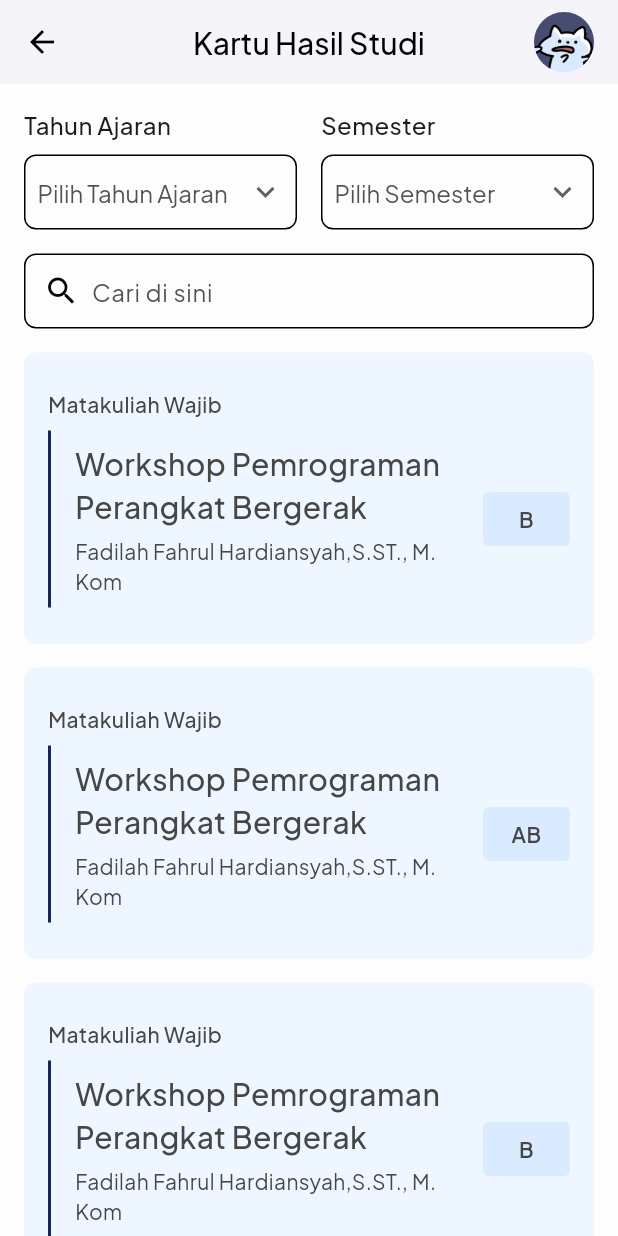
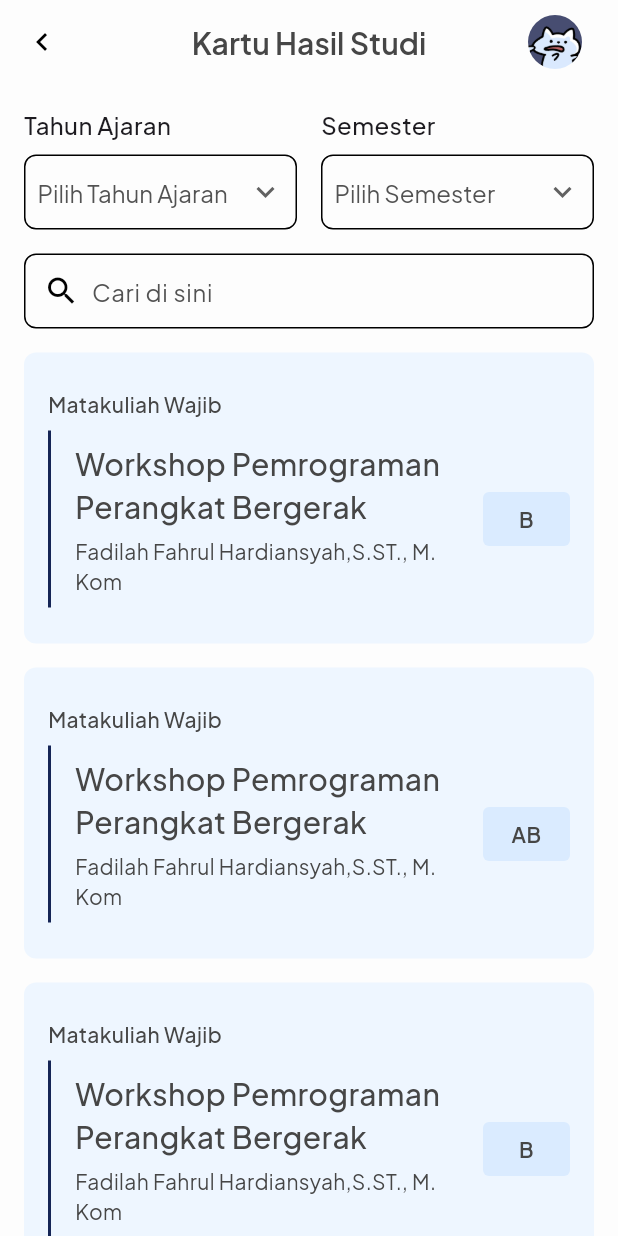
Before and after one commit to TriviumAkademika/siakad_trivium_mobile, a Flutter app: the Nilai screen opened directly, on a phone screen of 412 x 824 dp. Run offline on Flutter 3.47's test engine with Material 3 defaults, Android fonts, the phone set to English and light mode, and no system bars; our stand-ins replace google_fonts.

Commit message:
update: bold font and upsize padding right

```diff
--- a/lib/main.dart
+++ b/lib/main.dart
@@ -17,7 +17,7 @@ class MainApp extends StatelessWidget {
   Widget build(BuildContext context) {
     return const MaterialApp(
       debugShowCheckedModeBanner: false,
-      home: Jadwal(), // Ganti HomePage jadi FrsScreen
+      home: NewsDetailPage(), // Ganti HomePage jadi FrsScreen
     );
   }
 }
--- a/lib/views/widgets/custom_navbar.dart
+++ b/lib/views/widgets/custom_navbar.dart
@@ -1,6 +1,7 @@
 import 'package:flutter/material.dart';
 import 'package:google_fonts/google_fonts.dart';
 import 'package:siakad_trivium/style.dart';
+import 'package:siakad_trivium/views/profile/profile.dart';
 
 class CustomNavbar extends StatelessWidget implements PreferredSizeWidget {
   final String title;
@@ -13,41 +14,44 @@ class CustomNavbar extends StatelessWidget implements PreferredSizeWidget {
   @override
   Widget build(BuildContext context) {
     return AppBar(
+      backgroundColor: bgColor,
+      elevation: 0,
+      // Icon back
       leading: IconButton(
-        icon: const Icon(Icons.arrow_back),
+        icon: const Icon(Icons.chevron_left, color: Colors.black),
         onPressed: () {
           Navigator.pop(context);
         },
       ),
+      // Title Appbar
+      centerTitle: true,
       title: Text(
         title,
         style: GoogleFonts.plusJakartaSans(
-          fontWeight: FontWeight.w500,
+          fontWeight: FontWeight.w600,
           fontSize: 20,
+          color: hitam
         ),
       ),
-      centerTitle: true,
+      // Avatar
       actions: [
         Padding(
-          padding: const EdgeInsets.only(right: 16),
-          child: Row(
-            children: [
-              const CircleAvatar(
-                backgroundImage: AssetImage('lib/assets/images/avatar.jpg'),
-              ),
-              /* IconButton(
-                icon: const Icon(Icons.arrow_drop_down),
-                onPressed: () {
-                  // Tambahkan aksi dropdown di sini kalau perlu
-                },
-              ), */
-            ],
+          padding: const EdgeInsets.only(right: 24),
+          child: GestureDetector(
+            onTap: () {
+              Navigator.push(
+                context,
+                MaterialPageRoute(builder: (context) => const ProfilePage()),
+              );
+            },
+            child: CircleAvatar(
+              backgroundColor: bgColor,
+              radius: 18,
+              backgroundImage: AssetImage('lib/assets/images/avatar.jpg'),
+            ),
           ),
         ),
       ],
-      backgroundColor: bgColor,
-      elevation: 1,
-      foregroundColor: Colors.black,
     );
   }
 }
```
Also changed, not shown: lib/views/news/news_detail.dart (+2 -36 lines).
